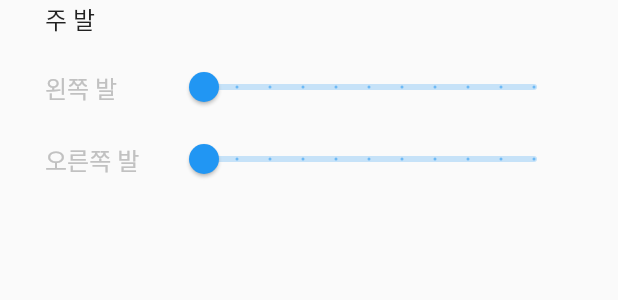
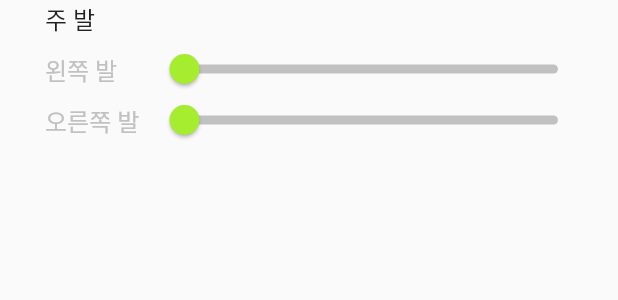
Before and after one commit to Younggun-Kim/PhysicalNote, a Flutter app: the _MainFooted widget shown alone on an empty page, opened directly, on a phone screen of 412 x 824 dp. Shown: the top 300 px of the screen. Run offline on Flutter 3.47's test engine with Material 2 defaults, Android fonts, the phone set to English and light mode, and no system bars; our stand-ins replace easy_rich_text, flutter_svg, fluttertoast, get, get_storage, logger and 1 more; accounts and stored records are empty; statements that could not run were skipped.

Commit message:
내정보 슬라이더 임시작업

```diff
--- a/lib/app/resources/assets/assets.dart
+++ b/lib/app/resources/assets/assets.dart
@@ -5,6 +5,9 @@ class Assets {
   static const String check = 'assets/images/check.svg';
   static const String checkOff = 'assets/images/check_off.svg';
   static const String checkOn = 'assets/images/check_on.svg';
+  static const String foot = 'assets/images/foot.svg';
+  static const String hand = 'assets/images/hand.svg';
+  static const String hand2 = 'assets/images/hand2.png';
   static const String icChevronright = 'assets/images/ic_chevronright.svg';
   static const String imgApple = 'assets/images/img_apple.svg';
   static const String imgKakao = 'assets/images/img_kakao.svg';
--- a/lib/app/ui/page/my_information/my_information_page.dart
+++ b/lib/app/ui/page/my_information/my_information_page.dart
@@ -307,10 +307,30 @@ class _MainFooted extends GetView<MyInformationController> {
               ),
               Expanded(
                 child: Obx(
-                  () => Slider(
+                  () => SliderTheme(
+                    data: SliderTheme.of(context).copyWith(
+                      activeTrackColor: ColorRes.primary,
+                      inactiveTrackColor: ColorRes.disable,
+                      trackShape: const RoundedRectSliderTrackShape(),
+                      trackHeight: 6.0,
+                      thumbShape: const RoundSliderThumbShape(),
+                      thumbColor: ColorRes.primary,
+                      overlayColor: ColorRes.primary.withAlpha(32),
+                      overlayShape: SliderComponentShape.noOverlay,
+                      tickMarkShape: const RoundSliderTickMarkShape(),
+                      activeTickMarkColor: Colors.transparent,
+                      inactiveTickMarkColor: Colors.transparent,
+                      valueIndicatorShape:
+                          const PaddleSliderValueIndicatorShape(),
+                      valueIndicatorColor: ColorRes.primary,
+                      valueIndicatorTextStyle: const TextStyle(
+                        color: Colors.white,
+                      ),
+                    ),
+                    child: Slider(
                       value: controller.leftFoot.value,
                       min: 0.0,
-                    max: 100.0,
+                      max: 10.0,
                       divisions: 10,
                       label: '${controller.leftFoot.round()}',
                       onChanged: (double newValue) {
@@ -319,8 +339,10 @@ class _MainFooted extends GetView<MyInformationController> {
                     ),
                   ),
                 ),
+              ),
             ],
           ),
+          const SizedBox(height: 10),
           Row(
             children: [
               SizedBox(
@@ -335,10 +357,30 @@ class _MainFooted extends GetView<MyInformationController> {
               ),
               Expanded(
                 child: Obx(
-                  () => Slider(
+                  () => SliderTheme(
+                    data: SliderTheme.of(context).copyWith(
+                      activeTrackColor: ColorRes.primary,
+                      inactiveTrackColor: ColorRes.disable,
+                      trackShape: const RoundedRectSliderTrackShape(),
+                      trackHeight: 6.0,
+                      thumbShape: const RoundSliderThumbShape(),
+                      thumbColor: ColorRes.primary,
+                      overlayColor: ColorRes.primary.withAlpha(32),
+                      overlayShape: SliderComponentShape.noOverlay,
+                      tickMarkShape: const RoundSliderTickMarkShape(),
+                      activeTickMarkColor: Colors.transparent,
+                      inactiveTickMarkColor: Colors.transparent,
+                      valueIndicatorShape:
+                          const PaddleSliderValueIndicatorShape(),
+                      valueIndicatorColor: ColorRes.primary,
+                      valueIndicatorTextStyle: const TextStyle(
+                        color: Colors.white,
+                      ),
+                    ),
+                    child: Slider(
                       value: controller.rightFoot.value,
                       min: 0.0,
-                    max: 100.0,
+                      max: 10.0,
                       divisions: 10,
                       label: '${controller.rightFoot.round()}',
                       onChanged: (double newValue) {
@@ -347,6 +389,7 @@ class _MainFooted extends GetView<MyInformationController> {
                     ),
                   ),
                 ),
+              ),
             ],
           ),
         ],
```
Also changed, not shown: assets/images/foot.svg (added), assets/images/hand.svg (added), assets/images/hand2.png (added). Lines whose indentation alone changed are shown as unchanged.
